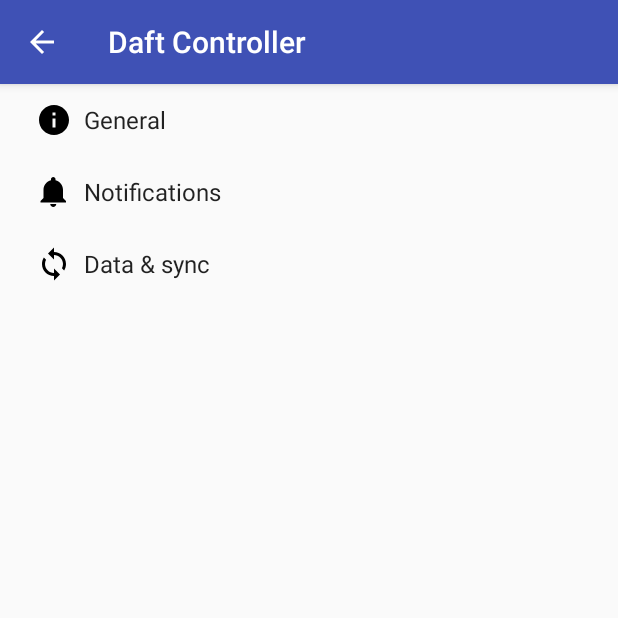
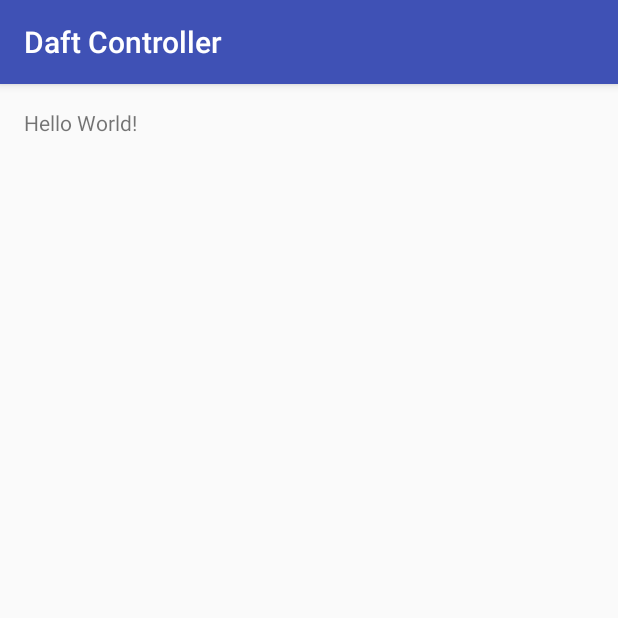
Before and after one commit to dsarmiento/DaftPunk, an Android app: the screen it shows after launch (ThomasAnimations before the commit, ControllerMain after it), on a phone screen of 412 x 824 dp, the top half of it. Run offline under Robolectric (Android 15) with nearby library versions, the phone set to English and light mode, and no system bars.

Commit message:
Restared with blank activity

```diff
--- a/DaftController/app/build.gradle
+++ b/DaftController/app/build.gradle
@@ -25,6 +25,5 @@ dependencies {
         exclude group: 'com.android.support', module: 'support-annotations'
     })
     compile 'com.android.support:appcompat-v7:24.2.1'
-    compile 'com.android.support:support-v4:24.2.1'
     testCompile 'junit:junit:4.12'
 }
--- a/DaftController/app/src/main/AndroidManifest.xml
+++ b/DaftController/app/src/main/AndroidManifest.xml
@@ -8,9 +8,7 @@
         android:label="@string/app_name"
         android:supportsRtl="true"
         android:theme="@style/AppTheme">
-        <activity
-            android:name=".ThomasAnimations"
-            android:label="@string/app_name">
+        <activity android:name=".ControllerMain">
             <intent-filter>
                 <action android:name="android.intent.action.MAIN" />
 
--- a/DaftController/app/src/main/java/com/dsarmiento/daftcontroller/AppCompatPreferenceActivity.java
+++ /dev/null
@@ -1,109 +0,0 @@
-package com.dsarmiento.daftcontroller;
-
-import android.content.res.Configuration;
-import android.os.Bundle;
-import android.preference.PreferenceActivity;
-import android.support.annotation.LayoutRes;
-import android.support.annotation.Nullable;
-import android.support.v7.app.ActionBar;
-import android.support.v7.app.AppCompatDelegate;
-import android.support.v7.widget.Toolbar;
-import android.view.MenuInflater;
-import android.view.View;
-import android.view.ViewGroup;
-
-/**
- * A {@link android.preference.PreferenceActivity} which implements and proxies the necessary calls
- * to be used with AppCompat.
- */
-public abstract class AppCompatPreferenceActivity extends PreferenceActivity {
-
-    private AppCompatDelegate mDelegate;
-
-    @Override
-    protected void onCreate(Bundle savedInstanceState) {
-        getDelegate().installViewFactory();
-        getDelegate().onCreate(savedInstanceState);
-        super.onCreate(savedInstanceState);
-    }
-
-    @Override
-    protected void onPostCreate(Bundle savedInstanceState) {
-        super.onPostCreate(savedInstanceState);
-        getDelegate().onPostCreate(savedInstanceState);
-    }
-
-    public ActionBar getSupportActionBar() {
-        return getDelegate().getSupportActionBar();
-    }
-
-    public void setSupportActionBar(@Nullable Toolbar toolbar) {
-        getDelegate().setSupportActionBar(toolbar);
-    }
-
-    @Override
-    public MenuInflater getMenuInflater() {
-        return getDelegate().getMenuInflater();
-    }
-
-    @Override
-    public void setContentView(@LayoutRes int layoutResID) {
-        getDelegate().setContentView(layoutResID);
-    }
-
-    @Override
-    public void setContentView(View view) {
-        getDelegate().setContentView(view);
-    }
-
-    @Override
-    public void setContentView(View view, ViewGroup.LayoutParams params) {
-        getDelegate().setContentView(view, params);
-    }
-
-    @Override
-    public void addContentView(View view, ViewGroup.LayoutParams params) {
-        getDelegate().addContentView(view, params);
-    }
-
-    @Override
-    protected void onPostResume() {
-        super.onPostResume();
-        getDelegate().onPostResume();
-    }
-
-    @Override
-    protected void onTitleChanged(CharSequence title, int color) {
-        super.onTitleChanged(title, color);
-        getDelegate().setTitle(title);
-    }
-
-    @Override
-    public void onConfigurationChanged(Configuration newConfig) {
-        super.onConfigurationChanged(newConfig);
-        getDelegate().onConfigurationChanged(newConfig);
-    }
-
-    @Override
-    protected void onStop() {
-        super.onStop();
-        getDelegate().onStop();
-    }
-
-    @Override
-    protected void onDestroy() {
-        super.onDestroy();
-        getDelegate().onDestroy();
-    }
-
-    public void invalidateOptionsMenu() {
-        getDelegate().invalidateOptionsMenu();
-    }
-
-    private AppCompatDelegate getDelegate() {
-        if (mDelegate == null) {
-            mDelegate = AppCompatDelegate.create(this, null);
-        }
-        return mDelegate;
-    }
-}
--- /dev/null
+++ b/DaftController/app/src/main/java/com/dsarmiento/daftcontroller/ControllerMain.java
@@ -0,0 +1,13 @@
+package com.dsarmiento.daftcontroller;
+
+import android.support.v7.app.AppCompatActivity;
+import android.os.Bundle;
+
+public class ControllerMain extends AppCompatActivity {
+
+    @Override
+    protected void onCreate(Bundle savedInstanceState) {
+        super.onCreate(savedInstanceState);
+        setContentView(R.layout.activity_controller_main);
+    }
+}
--- a/DaftController/app/src/main/res/drawable/ic_info_black_24dp.xml
+++ /dev/null
@@ -1,9 +0,0 @@
-<vector xmlns:android="http://schemas.android.com/apk/res/android"
-    android:width="24dp"
-    android:height="24dp"
-    android:viewportHeight="24.0"
-    android:viewportWidth="24.0">
-    <path
-        android:fillColor="#FF000000"
-        android:pathData="M12,2C6.48,2 2,6.48 2,12s4.48,10 10,10 10,-4.48 10,-10S17.52,2 12,2zm1,15h-2v-6h2v6zm0,-8h-2V7h2v2z" />
-</vector>
--- a/DaftController/app/src/main/res/drawable/ic_notifications_black_24dp.xml
+++ /dev/null
@@ -1,9 +0,0 @@
-<vector xmlns:android="http://schemas.android.com/apk/res/android"
-    android:width="24dp"
-    android:height="24dp"
-    android:viewportHeight="24.0"
-    android:viewportWidth="24.0">
-    <path
-        android:fillColor="#FF000000"
-        android:pathData="M11.5,22c1.1,0 2,-0.9 2,-2h-4c0,1.1 0.9,2 2,2zm6.5,-6v-5.5c0,-3.07 -2.13,-5.64 -5,-6.32V3.5c0,-0.83 -0.67,-1.5 -1.5,-1.5S10,2.67 10,3.5v0.68c-2.87,0.68 -5,3.25 -5,6.32V16l-2,2v1h17v-1l-2,-2z" />
-</vector>
--- a/DaftController/app/src/main/res/drawable/ic_sync_black_24dp.xml
+++ /dev/null
@@ -1,9 +0,0 @@
-<vector xmlns:android="http://schemas.android.com/apk/res/android"
-    android:width="24dp"
-    android:height="24dp"
-    android:viewportHeight="24.0"
-    android:viewportWidth="24.0">
-    <path
-        android:fillColor="#FF000000"
-        android:pathData="M12 4V1L8 5l4 4V6c3.31 0 6 2.69 6 6 0 1.01,-.25 1.97,-.7 2.8l1.46 1.46C19.54 15.03 20 13.57 20 12c0,-4.42,-3.58,-8,-8,-8zm0 14c-3.31 0,-6,-2.69,-6,-6 0,-1.01.25,-1.97.7,-2.8L5.24 7.74C4.46 8.97 4 10.43 4 12c0 4.42 3.58 8 8 8v3l4,-4,-4,-4v3z" />
-</vector>
--- /dev/null
+++ b/DaftController/app/src/main/res/layout/activity_controller_main.xml
@@ -0,0 +1,17 @@
+<?xml version="1.0" encoding="utf-8"?>
+<RelativeLayout xmlns:android="http://schemas.android.com/apk/res/android"
+    xmlns:tools="http://schemas.android.com/tools"
+    android:id="@+id/activity_controller_main"
+    android:layout_width="match_parent"
+    android:layout_height="match_parent"
+    android:paddingBottom="@dimen/activity_vertical_margin"
+    android:paddingLeft="@dimen/activity_horizontal_margin"
+    android:paddingRight="@dimen/activity_horizontal_margin"
+    android:paddingTop="@dimen/activity_vertical_margin"
+    tools:context="com.dsarmiento.daftcontroller.ControllerMain">
+
+    <TextView
+        android:layout_width="wrap_content"
+        android:layout_height="wrap_content"
+        android:text="Hello World!" />
+</RelativeLayout>
--- /dev/null
+++ b/DaftController/app/src/main/res/values-w820dp/dimens.xml
@@ -0,0 +1,6 @@
+<resources>
+    <!-- Example customization of dimensions originally defined in res/values/dimens.xml
+         (such as screen margins) for screens with more than 820dp of available width. This
+         would include 7" and 10" devices in landscape (~960dp and ~1280dp respectively). -->
+    <dimen name="activity_horizontal_margin">64dp</dimen>
+</resources>
--- /dev/null
+++ b/DaftController/app/src/main/res/values/dimens.xml
@@ -0,0 +1,5 @@
+<resources>
+    <!-- Default screen margins, per the Android Design guidelines. -->
+    <dimen name="activity_horizontal_margin">16dp</dimen>
+    <dimen name="activity_vertical_margin">16dp</dimen>
+</resources>
--- a/DaftController/app/src/main/res/values/strings.xml
+++ b/DaftController/app/src/main/res/values/strings.xml
@@ -1,75 +1,3 @@
 <resources>
     <string name="app_name">Daft Controller</string>
-
-    <!-- Strings related to Settings -->
-
-    <!-- Example General settings -->
-    <string name="pref_header_general">General</string>
-
-    <string name="pref_title_social_recommendations">Enable social recommendations</string>
-    <string name="pref_description_social_recommendations">Recommendations for people to contact
-        based on your message history
-    </string>
-
-    <string name="pref_title_display_name">Display name</string>
-    <string name="pref_default_display_name">John Smith</string>
-
-    <string name="pref_title_add_friends_to_messages">Add friends to messages</string>
-    <string-array name="pref_example_list_titles">
-        <item>Always</item>
-        <item>When possible</item>
-        <item>Never</item>
-    </string-array>
-    <string-array name="pref_example_list_values">
-        <item>1</item>
-        <item>0</item>
-        <item>-1</item>
-    </string-array>
-
-    <!-- Example settings for Data & Sync -->
-    <string name="pref_header_data_sync">Data &amp; sync</string>
-
-    <string name="pref_title_sync_frequency">Sync frequency</string>
-    <string-array name="pref_sync_frequency_titles">
-        <item>15 minutes</item>
-        <item>30 minutes</item>
-        <item>1 hour</item>
-        <item>3 hours</item>
-        <item>6 hours</item>
-        <item>Never</item>
-    </string-array>
-    <string-array name="pref_sync_frequency_values">
-        <item>15</item>
-        <item>30</item>
-        <item>60</item>
-        <item>180</item>
-        <item>360</item>
-        <item>-1</item>
-    </string-array>
-
-    <string-array name="list_preference_entries">
-        <item>Entry 1</item>
-        <item>Entry 2</item>
-        <item>Entry 3</item>
-    </string-array>
-
-    <string-array name="list_preference_entry_values">
-        <item>1</item>
-        <item>2</item>
-        <item>3</item>
-    </string-array>
-
-    <string-array name="multi_select_list_preference_default_value" />
-
-    <string name="pref_title_system_sync_settings">System sync settings</string>
-
-    <!-- Example settings for Notifications -->
-    <string name="pref_header_notifications">Notifications</string>
-
-    <string name="pref_title_new_message_notifications">New message notifications</string>
-
-    <string name="pref_title_ringtone">Ringtone</string>
-    <string name="pref_ringtone_silent">Silent</string>
-
-    <string name="pref_title_vibrate">Vibrate</string>
 </resources>
--- a/DaftController/app/src/main/res/xml/pref_data_sync.xml
+++ /dev/null
@@ -1,21 +0,0 @@
-<PreferenceScreen xmlns:android="http://schemas.android.com/apk/res/android">
-
-    <!-- NOTE: Hide buttons to simplify the UI. Users can touch outside the dialog to
-         dismiss it. -->
-    <!-- NOTE: ListPreference's summary should be set to its value by the activity code. -->
-    <ListPreference
-        android:defaultValue="180"
-        android:entries="@array/pref_sync_frequency_titles"
-        android:entryValues="@array/pref_sync_frequency_values"
-        android:key="sync_frequency"
-        android:negativeButtonText="@null"
-        android:positiveButtonText="@null"
-        android:title="@string/pref_title_sync_frequency" />
-
-    <!-- This preference simply launches an intent when selected. Use this UI sparingly, per
-         design guidelines. -->
-    <Preference android:title="@string/pref_title_system_sync_settings">
-        <intent android:action="android.settings.SYNC_SETTINGS" />
-    </Preference>
-
-</PreferenceScreen>
--- a/DaftController/app/src/main/res/xml/pref_general.xml
+++ /dev/null
@@ -1,33 +0,0 @@
-<PreferenceScreen xmlns:android="http://schemas.android.com/apk/res/android">
-
-    <SwitchPreference
-        android:defaultValue="true"
-        android:key="example_switch"
-        android:summary="@string/pref_description_social_recommendations"
-        android:title="@string/pref_title_social_recommendations" />
-
-    <!-- NOTE: EditTextPreference accepts EditText attributes. -->
-    <!-- NOTE: EditTextPreference's summary should be set to its value by the activity code. -->
-    <EditTextPreference
-        android:capitalize="words"
-        android:defaultValue="@string/pref_default_display_name"
-        android:inputType="textCapWords"
-        android:key="example_text"
-        android:maxLines="1"
-        android:selectAllOnFocus="true"
-        android:singleLine="true"
-        android:title="@string/pref_title_display_name" />
-
-    <!-- NOTE: Hide buttons to simplify the UI. Users can touch outside the dialog to
-         dismiss it. -->
-    <!-- NOTE: ListPreference's summary should be set to its value by the activity code. -->
-    <ListPreference
-        android:defaultValue="-1"
-        android:entries="@array/pref_example_list_titles"
-        android:entryValues="@array/pref_example_list_values"
-        android:key="example_list"
-        android:negativeButtonText="@null"
-        android:positiveButtonText="@null"
-        android:title="@string/pref_title_add_friends_to_messages" />
-
-</PreferenceScreen>
--- a/DaftController/app/src/main/res/xml/pref_headers.xml
+++ /dev/null
@@ -1,20 +0,0 @@
-<preference-headers xmlns:android="http://schemas.android.com/apk/res/android">
-
-    <!-- These settings headers are only used on tablets. -->
-
-    <header
-        android:fragment="com.dsarmiento.daftcontroller.ThomasAnimations$GeneralPreferenceFragment"
-        android:icon="@drawable/ic_info_black_24dp"
-        android:title="@string/pref_header_general" />
-
-    <header
-        android:fragment="com.dsarmiento.daftcontroller.ThomasAnimations$NotificationPreferenceFragment"
-        android:icon="@drawable/ic_notifications_black_24dp"
-        android:title="@string/pref_header_notifications" />
-
-    <header
-        android:fragment="com.dsarmiento.daftcontroller.ThomasAnimations$DataSyncPreferenceFragment"
-        android:icon="@drawable/ic_sync_black_24dp"
-        android:title="@string/pref_header_data_sync" />
-
-</preference-headers>
--- a/DaftController/app/src/main/res/xml/pref_notification.xml
+++ /dev/null
@@ -1,27 +0,0 @@
-<PreferenceScreen xmlns:android="http://schemas.android.com/apk/res/android">
-
-    <!-- A 'parent' preference, which enables/disables child preferences (below)
-         when checked/unchecked. -->
-    <SwitchPreference
-        android:defaultValue="true"
-        android:key="notifications_new_message"
-        android:title="@string/pref_title_new_message_notifications" />
-
-    <!-- Allows the user to choose a ringtone in the 'notification' category. -->
-    <!-- NOTE: This preference will be enabled only when the checkbox above is checked. -->
-    <!-- NOTE: RingtonePreference's summary should be set to its value by the activity code. -->
-    <RingtonePreference
-        android:defaultValue="content://settings/system/notification_sound"
-        android:dependency="notifications_new_message"
-        android:key="notifications_new_message_ringtone"
-        android:ringtoneType="notification"
-        android:title="@string/pref_title_ringtone" />
-
-    <!-- NOTE: This preference will be enabled only when the checkbox above is checked. -->
-    <SwitchPreference
-        android:defaultValue="true"
-        android:dependency="notifications_new_message"
-        android:key="notifications_new_message_vibrate"
-        android:title="@string/pref_title_vibrate" />
-
-</PreferenceScreen>
```
Also changed, not shown: DaftController/app/src/main/java/com/dsarmiento/daftcontroller/ThomasAnimations.java (deleted, +0 -254 lines), 1 other file.
